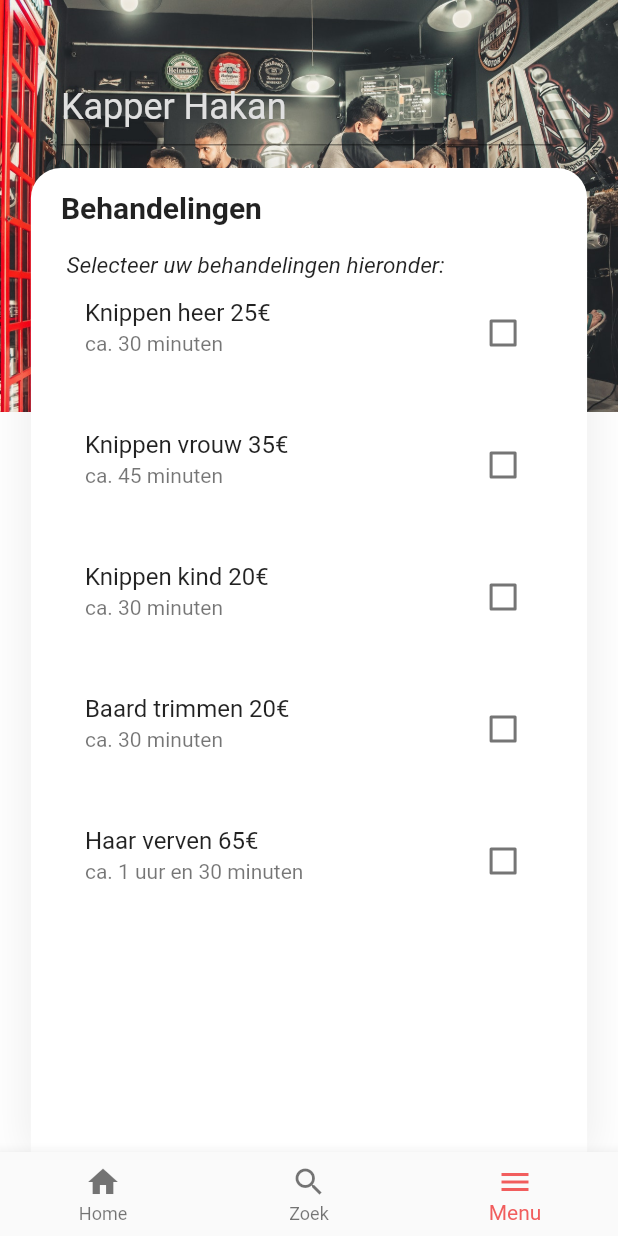
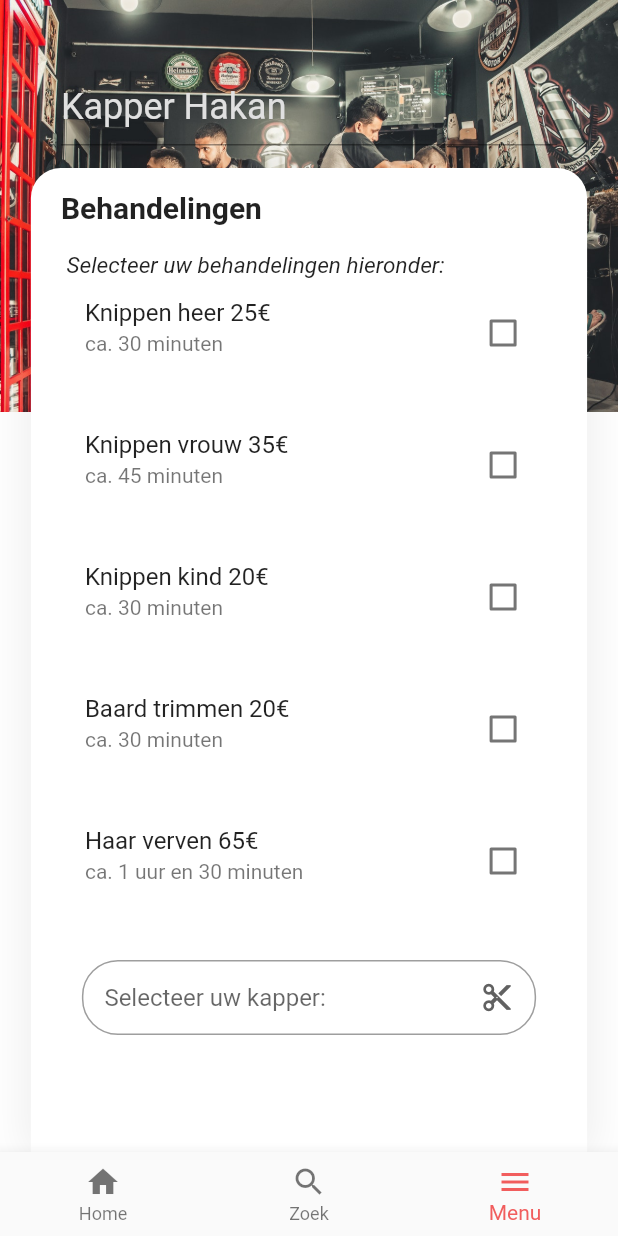
Before and after one commit to Squad-3/kniptoptijd-fe, a Flutter app: the screen it shows after launch, item 3 of the bottom bar chosen, on a phone screen of 412 x 824 dp. Run offline on Flutter 3.47's test engine with Material 2 defaults, Android fonts, the phone set to English and light mode, and no system bars.

Commit message:
Je kunt uit een of meerdere behandelingen kiezen en een kapper selecteren

```diff
--- a/lib/screens/behandeling_overview.dart
+++ b/lib/screens/behandeling_overview.dart
@@ -30,6 +30,10 @@ class _KappersBehandelingState extends State<KappersBehandeling> {
   var _value2 = false;
   var _value3 = false;
   var _value4 = false;
+  String valueChoose;
+  List listItem = [
+    'Geen voorkeur', 'Hakan', 'Bert', 'Milou', 'Arno', 'Jeroen', 'Stijn'
+  ];
 
   @override
   Widget build(BuildContext context) {
@@ -175,6 +179,39 @@ class _KappersBehandelingState extends State<KappersBehandeling> {
                                   subtitle: Text('ca. 1 uur en 30 minuten'),
                                   isThreeLine: true,
                                 ),
+                                Padding(
+                                  padding: const EdgeInsets.all(14.0),
+                                  child: Container(
+                                    padding: EdgeInsets.only(left: 14, right: 14),
+                                    decoration: BoxDecoration(
+                                      border: Border.all(color: Colors.grey, width: 1),
+                                      borderRadius: BorderRadius.circular(24),
+                                    ),
+                                    child: DropdownButton(
+                                      hint: Text('Selecteer uw kapper:'),
+                                      icon: Icon(Icons.content_cut),
+                                      iconSize: 22,
+                                      isExpanded: true,
+                                      underline: SizedBox(),
+                                      style: TextStyle(
+                                        color: Colors.black,
+                                        fontSize: 16
+                                      ),
+                                      value: valueChoose,
+                                      onChanged: (newValue) {
+                                        setState(() {
+                                          valueChoose = newValue;
+                                        });
+                                      },
+                                      items: listItem.map((valueItem) {
+                                        return DropdownMenuItem(
+                                            value : valueItem,
+                                            child: Text(valueItem),
+                                        );
+                                      }).toList(),
+                                    ),
+                                  ),
+                                ),
                               ],
                             ),
                           ),
```
